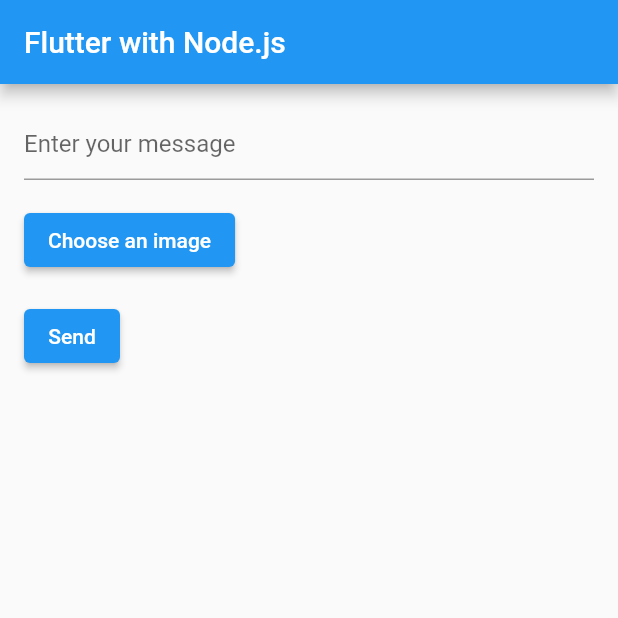
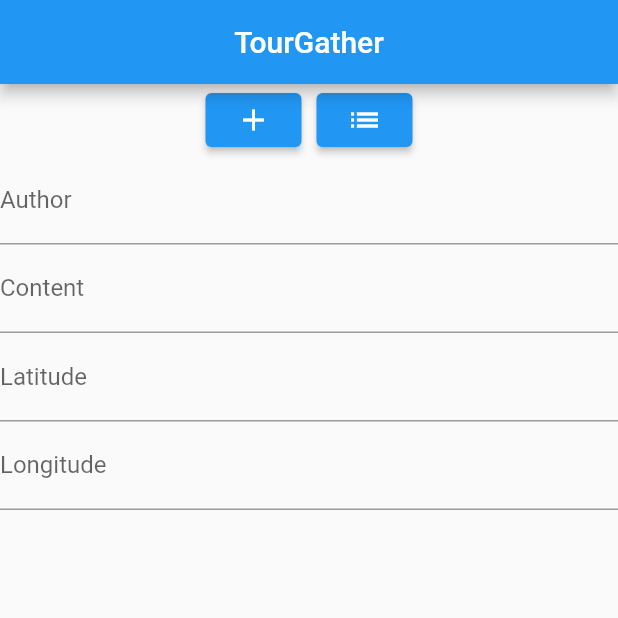
Before and after one commit to JongHyun9999/INU_Tourgether, a Flutter app: the screen it shows after launch, on a phone screen of 412 x 824 dp, the top half of it. Run offline on Flutter 3.47's test engine with Material 2 defaults, Android fonts, the phone set to English and light mode, and no system bars.

Commit message:
2023.07.09, jdk : developing basic functions
Developing getMessageData, postMessageData on front side and APIs on server side

```diff
--- a/Tourgether/lib/main.dart
+++ b/Tourgether/lib/main.dart
@@ -1,15 +1,17 @@
-import 'dart:convert'; // jsonEncode() 사용하기 위함.
-import 'dart:io';
+// jsonEncode() 사용하기 위함.
 import 'package:flutter/material.dart';
-import 'package:http/http.dart' as http;
-import 'package:image_picker/image_picker.dart';
+import 'package:tourgether/screens/main_screen.dart';
+import 'package:tourgether/screens/messages_screen.dart';
 
+// 2023.07.08, pjh
 // nodejs 서버가 작동하고 있는 PC의 IP를 적어야한다.
 // 로컬에서 테스트했기 때문에 아래의 IP 주소는 개인의 것으로 수정해야함.
 // ipconfig -> IPv4 주소 기입.
 // AWS EC2에 서버를 올릴경우 public ip 설정을 해줘야할듯.
 final String myIp = "192.168.219.101";
 
+// 2023.07.08, jdk
+// 프로그램의 메인 진입점
 void main() {
   runApp(MyApp());
 }
@@ -18,15 +20,21 @@
   @override
   Widget build(BuildContext context) {
     return MaterialApp(
-      title: 'Flutter with Node.js',
-      theme: ThemeData(
-        primarySwatch: Colors.blue,
-      ),
-      home: MyHomePage(title: 'Flutter with Node.js'),
+      initialRoute: '/main',
+      routes: {
+        "/main": (context) => MainScreen(),
+        "/messages": (context) => MessagesScreen()
+      },
+      title: "TourGather",
+      debugShowCheckedModeBanner: false, // debug banner를 띄우지 않음.
+      // home: MainScreen(), // MainScreen을 home widget으로 설정.
     );
   }
 }
 
+/*
+// 2023.07.08, jdk
+// 홈 화면에 출력될 메인 화면 widget
 class MyHomePage extends StatefulWidget {
   MyHomePage({Key? key, required this.title}) : super(key: key);
 
@@ -39,8 +47,10 @@
 class _MyHomePageState extends State<MyHomePage> {
   final _textController = TextEditingController();
   File? _image;
-  // Uint8List? imageBytes;
+  Uint8List? imageBytes;
 
+  // 2023.07.08, jdk
+  // 메인 화면의 이미지 추가 버튼(+)에 대한 콜백 함수(private)
   Future<void> _getImage() async {
     final pickedFile =
         await ImagePicker().getImage(source: ImageSource.gallery);
@@ -49,10 +59,12 @@
     });
   }
 
+  // 2023.07.08, jdk
+  // 추가된 이미지를 HTTP 통신을 통해 서버에 전달하는 콜백 함수(private)
   Future<void> _sendMessage() async {
     String base64Image = base64Encode(_image!.readAsBytesSync());
-    // List<int> imageBytes = await _image!.readAsBytesSync();
-    // print('imageBytes: $imageBytes');
+    List<int> imageBytes = await _image!.readAsBytesSync();
+    print('imageBytes: $imageBytes');
     final json = {"message": _textController.text, "image": base64Image};
 
     await http
@@ -99,3 +111,4 @@
     );
   }
 }
+*/
--- /dev/null
+++ b/Tourgether/lib/models/message_model.dart
@@ -0,0 +1,48 @@
+class MessageModel {
+  final String author;
+  final String content;
+  final double latitude;
+  final double longitude;
+
+  MessageModel({
+    required this.author,
+    required this.content,
+    required this.latitude,
+    required this.longitude,
+  });
+
+  // 2023.07.09, jdk
+  // API를 통해 전달받은 데이터를 Json으로 변경하는 factory 메서드.
+  factory MessageModel.fromJson(Map<String, dynamic> json) {
+    return MessageModel(
+      author: json['author'] ?? "",
+      content: json['body'] ?? "",
+      latitude: json['latitude'] ?? "",
+      longitude: json['longitude'] ?? "",
+    );
+  }
+
+  // 2023.07.09, jdk
+  // 현재 전달된 argument에 대한 Null Checking이 없으므로 주의해야 함.
+  factory MessageModel.fromData(
+    String _author,
+    String _content,
+    String _latitude,
+    String _longitude,
+  ) {
+    // 전달받은 데이터 중, latitude와 longitude는 double 형식으로 변경
+    final latitudeString = _latitude;
+    final longitudeString = _longitude;
+
+    final latitudeDouble = double.tryParse(latitudeString);
+    final longitudeDouble = double.tryParse(longitudeString);
+
+    // 객체로 반환
+    return MessageModel(
+      author: _author,
+      content: _content,
+      latitude: latitudeDouble!,
+      longitude: longitudeDouble!,
+    );
+  }
+}
--- /dev/null
+++ b/Tourgether/lib/screens/main_screen.dart
@@ -0,0 +1,144 @@
+import 'package:flutter/material.dart';
+import 'package:tourgether/models/message_model.dart';
+import 'package:tourgether/services/message_service.dart';
+
+class MainScreen extends StatefulWidget {
+  const MainScreen({super.key});
+
+  @override
+  State<MainScreen> createState() => _MainScreenState();
+}
+
+class _MainScreenState extends State<MainScreen> {
+  // 2023.07.08, jdk
+  // 화면 구성에 필요한 변수들.
+  // 이후에 적절한 data class에 위치를 옮기도록 한다.
+  final String appTitle = "TourGather";
+
+  final TextEditingController authorController = TextEditingController();
+  final TextEditingController contentController = TextEditingController();
+  final TextEditingController latitudeController = TextEditingController();
+  final TextEditingController longitudeController = TextEditingController();
+
+  String author = "";
+  String content = "";
+  String latitude = "";
+  String longitude = "";
+
+  bool isPostSucceed = false;
+
+  @override
+  void initState() {
+    /*
+      2023.07.08, jdk
+      MainScreen이 처음 만들어질 때 한번만 실행되는 메서드.
+      화면 구성에 필요한 초기 변수를 초기화한다.
+      * initState에서는 build 메서드를 부를 수 없다. *
+    */
+    super.initState();
+  }
+
+  @override
+  void dispose() {
+    // 컨트롤러를 사용한 뒤, 메모리 누수 방지를 위해 dispose()로 정리함.
+    print("disposed...");
+    authorController.dispose();
+    contentController.dispose();
+    latitudeController.dispose();
+    longitudeController.dispose();
+    super.dispose();
+  }
+
+  @override
+  Widget build(BuildContext context) {
+    return Scaffold(
+      appBar: AppBar(
+        centerTitle: true,
+        title: Text(appTitle),
+      ),
+      body: Center(
+        child: Column(
+          children: [
+            Row(
+              mainAxisAlignment: MainAxisAlignment.center,
+              children: [
+                ElevatedButton(
+                  onPressed: () async {
+                    // 작성된 내용을 바탕으로 서버에 데이터 전송
+                    // 모든 내용이 정확히 기입되었는지 확인 필요.
+                    // 즉, Null Checking이 필요하다.
+
+                    this.author = authorController.text;
+                    this.content = contentController.text;
+                    this.latitude = latitudeController.text;
+                    this.longitude = longitudeController.text;
+
+                    MessageModel messageData = MessageModel.fromData(
+                      this.author,
+                      this.content,
+                      this.latitude,
+                      this.longitude,
+                    );
+
+                    isPostSucceed =
+                        await postMessageData(messageData: messageData);
+
+                    // 전송에 성공했으면 isPostSucceed flag를 false로 바꿈.
+                    if (isPostSucceed) isPostSucceed = false;
+                  },
+                  child: Icon(Icons.add),
+                ),
+                SizedBox(
+                  width: 10,
+                ),
+                ElevatedButton(
+                  onPressed: () {
+                    // 현재 작성된 글 리스트를 출력하기 위해 페이지 이동
+                    Navigator.pushNamed(context, "/messages");
+                  },
+                  child: Icon(Icons.list),
+                ),
+              ],
+            ),
+            SizedBox(
+              width: 15,
+            ),
+            TextField(
+              controller: authorController,
+              decoration: InputDecoration(
+                labelText: "Author",
+              ),
+            ),
+            SizedBox(
+              width: 15,
+            ),
+            TextField(
+              controller: contentController,
+              decoration: InputDecoration(
+                labelText: "Content",
+              ),
+            ),
+            SizedBox(
+              width: 15,
+            ),
+            TextField(
+              controller: latitudeController,
+              decoration: InputDecoration(
+                labelText: "Latitude",
+              ),
+            ),
+            SizedBox(
+              width: 15,
+            ),
+            TextField(
+              controller: longitudeController,
+              decoration: InputDecoration(
+                labelText: "Longitude",
+              ),
+            )
+          ],
+        ),
+      ),
+    );
+  }
+}
--- a/Tourgether/pubspec.yaml
+++ b/Tourgether/pubspec.yaml
@@ -35,9 +35,10 @@
   # The following adds the Cupertino Icons font to your application.
   # Use with the CupertinoIcons class for iOS style icons.
   cupertino_icons: ^1.0.2
-  http: ^0.13.5
+  http: ^0.13.6
   image_picker: ^0.8.7+1
   google_maps_flutter: ^2.2.5
+  provider: ^6.0.5
 
 dev_dependencies:
   flutter_test:
```
Also changed, not shown: Tourgether/lib/screens/login_screen.dart (added, +10 -0 lines), Tourgether/lib/screens/messages_screen.dart (added, +28 -0 lines), Tourgether/lib/services/message_service.dart (added, +77 -0 lines), Tourgether/pubspec.lock, 1 other file.
